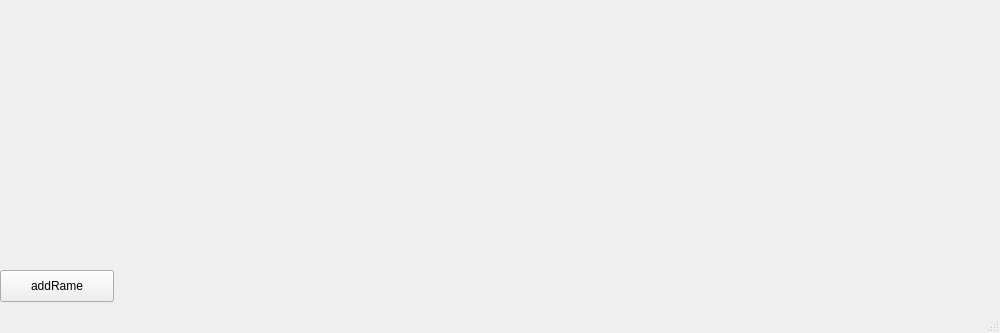
Old version of the form mainwindow.ui in the repository jihanekhalil/Tramway.
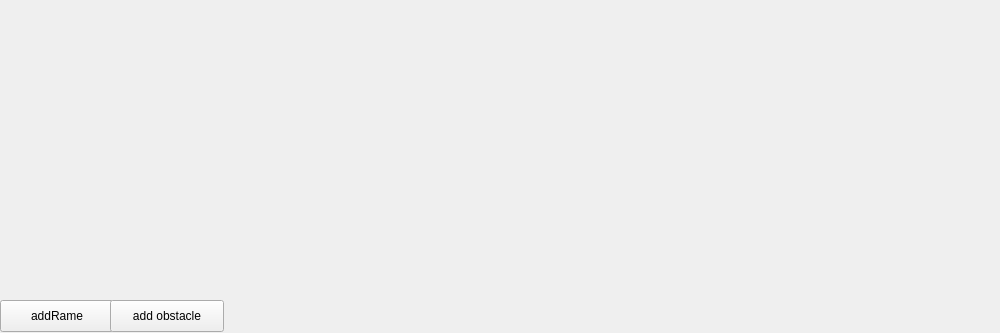
New version of the form.

Patch:
```diff
--- a/mainwindow.ui
+++ b/mainwindow.ui
@@ -18,7 +18,7 @@
     <property name="geometry">
      <rect>
       <x>0</x>
-      <y>270</y>
+      <y>300</y>
       <width>114</width>
       <height>32</height>
      </rect>
@@ -27,8 +27,20 @@
      <string>addRame</string>
     </property>
    </widget>
+   <widget class="QPushButton" name="pushButton">
+    <property name="geometry">
+     <rect>
+      <x>110</x>
+      <y>300</y>
+      <width>114</width>
+      <height>32</height>
+     </rect>
+    </property>
+    <property name="text">
+     <string>add obstacle</string>
+    </property>
+   </widget>
   </widget>
-  <widget class="QStatusBar" name="statusBar"/>
  </widget>
  <layoutdefault spacing="6" margin="11"/>
  <resources/>
```
